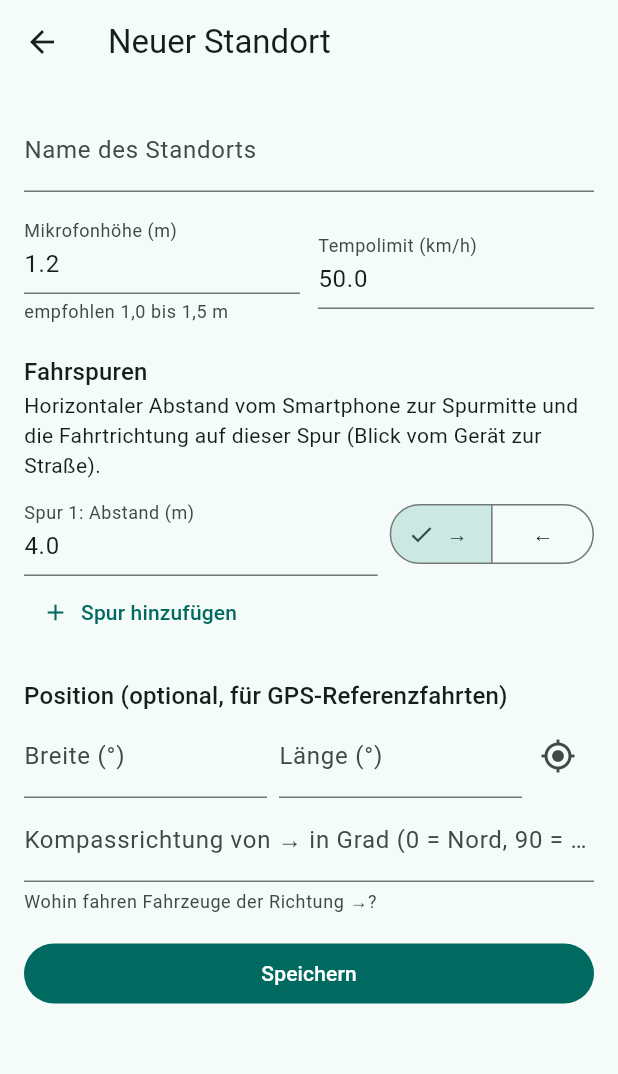
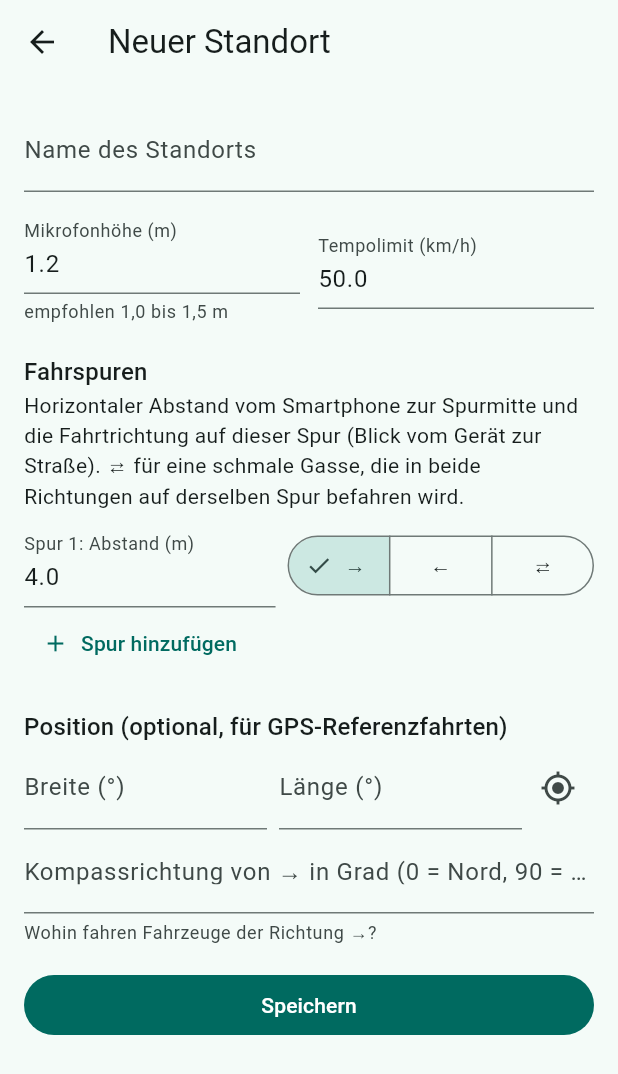
Before and after one commit to SphaeroX/Nyooom, a Flutter app: the SiteEditScreen screen opened directly, on a phone screen of 412 x 824 dp. Shown: the top 1074 px of the screen. Run offline on Flutter 3.47's test engine with Material 3 defaults, Android fonts, the phone set to English and light mode, and no system bars; our stand-ins replace drift, drift_flutter, file_picker, flutter_riverpod, geolocator, material_ui and 1 more; accounts and stored records are empty; generated files the repository leaves out were written again.

Commit message:
feat(sites): two-way lane for narrow side streets
A lane can now have direction 0 (⇄, "beidseitig befahren"). It serves
both directions of travel in SiteSpec.laneForDirection and
AnalysisSetup.laneFor, so passes in either direction get v_T with the
same lane distance. A two-way lane must be the only lane of a site;
validation reports other combinations and invalid directions.

Co-Authored-By: Claude Opus 5.5 <noreply@anthropic.com>
Claude-Session: https://claude.ai/code/session_016R7J7pWswHZjgDFJU7LGos

```diff
--- a/lib/core/site/site.dart
+++ b/lib/core/site/site.dart
@@ -16,8 +16,18 @@ class LaneSpec {
   /// Horizontal distance from the phone to the lane centre in m.
   final double horizontalDistance;
 
-  /// Direction of travel on this lane: +1 (towards +x) or −1.
+  /// Direction of travel on this lane: +1 (towards +x), −1, or
+  /// [twoWay] (0) for a lane used in both directions, e.g. a narrow side
+  /// street without separate lanes.
   final int direction;
+
+  /// [direction] of a lane used in both directions.
+  static const int twoWay = 0;
+
+  bool get isTwoWay => direction == twoWay;
+
+  /// Whether vehicles travelling in [travelDirection] (+1/−1) use this lane.
+  bool serves(int travelDirection) => isTwoWay || direction == travelDirection;
 
   @override
   bool operator ==(Object other) =>
@@ -65,10 +75,11 @@ class SiteSpec {
         micHeight - sourceHeight,
       );
 
-  /// The lane vehicles with [direction] drive on, or null.
+  /// The lane vehicles with [direction] drive on, or null; a two-way
+  /// lane serves both directions.
   LaneSpec? laneForDirection(int direction) {
     for (final lane in lanes) {
-      if (lane.direction == direction) return lane;
+      if (lane.serves(direction)) return lane;
     }
     return null;
   }
@@ -87,6 +98,13 @@ SiteSpec quickTestSite() => const SiteSpec(
   micHeight: 1.5,
   speedLimitKmh: 50,
 );
+
+/// Short label of a lane direction: → (+1), ← (−1), ⇄ (both).
+String laneDirectionLabel(int direction) => direction > 0
+    ? '→'
+    : direction < 0
+    ? '←'
+    : '⇄';
 
 enum SiteField { name, lanes, micHeight, speedLimit, position }
 
@@ -140,15 +158,33 @@ List<SiteIssue> validateSite(SiteSpec site) {
       );
     }
   }
-  final directions = site.lanes.map((l) => l.direction).toList();
-  if (directions.toSet().length != directions.length) {
+  if (site.lanes.any((l) => l.direction.abs() > 1)) {
     issues.add(
       const SiteIssue(
         SiteField.lanes,
-        'Jede Fahrtrichtung darf nur einer Spur zugeordnet sein.',
+        'Ungültige Fahrtrichtung.',
         isError: true,
       ),
     );
+  } else if (site.lanes.any((l) => l.isTwoWay) && site.lanes.length > 1) {
+    issues.add(
+      const SiteIssue(
+        SiteField.lanes,
+        'Eine beidseitig befahrene Spur muss die einzige Spur sein.',
+        isError: true,
+      ),
+    );
+  } else {
+    final directions = site.lanes.map((l) => l.direction).toList();
+    if (directions.toSet().length != directions.length) {
+      issues.add(
+        const SiteIssue(
+          SiteField.lanes,
+          'Jede Fahrtrichtung darf nur einer Spur zugeordnet sein.',
+          isError: true,
+        ),
+      );
+    }
   }
   if (!(site.micHeight > 0)) {
     issues.add(
--- a/lib/ui/evaluation/self_calibration_card.dart
+++ b/lib/ui/evaluation/self_calibration_card.dart
@@ -5,7 +5,7 @@ import '../../core/calibration/self_calibration.dart';
 import '../../data/repository.dart';
 import '../providers.dart';
 import 'evaluation_controller.dart';
-import 'pass_widgets.dart' show arrow;
+import '../../core/site/site.dart' show laneDirectionLabel;
 
 final laneLearningProvider = FutureProvider.family<List<LaneLearning>, int>((
   ref,
@@ -92,7 +92,7 @@ class _LaneRow extends StatelessWidget {
         crossAxisAlignment: CrossAxisAlignment.start,
         children: [
           Text(
-            'Spur ${arrow(direction)}: Maßband '
+            'Spur ${laneDirectionLabel(direction)}: Maßband '
             '${l.measuredDistance.toStringAsFixed(2)} m · gelernt $learned '
             '(${l.countA} × Klasse A${l.active ? ', aktiv' : ', ab $minCount aktiv'})',
           ),
--- a/lib/ui/help/help_screen.dart
+++ b/lib/ui/help/help_screen.dart
@@ -29,6 +29,8 @@ const helpSteps = [
     'Standort anlegen',
     'Tab „Standorte“ → neuer Standort. Miss für jede Fahrspur den Abstand '
         'vom Handy zur Spurmitte und trage Mikrofonhöhe und Tempolimit ein. '
+        'Eine schmale Gasse ohne getrennte Spuren ist eine einzige Spur mit ⇄ '
+        '(beidseitig befahren). '
         'Für einen ersten Versuch genügt der Schnelltest-Standort.',
   ),
   HelpStep(
--- a/lib/ui/series/series_detail_screen.dart
+++ b/lib/ui/series/series_detail_screen.dart
@@ -1,6 +1,7 @@
 import 'package:flutter_riverpod/flutter_riverpod.dart';
 import 'package:material_ui/material_ui.dart';
 
+import '../../core/site/site.dart' show laneDirectionLabel;
 import '../../data/repository.dart';
 import '../evaluation/pass_widgets.dart';
 import '../inspection/inspection_screen.dart';
@@ -48,7 +49,7 @@ class SeriesDetailScreen extends ConsumerWidget {
                   ),
                   for (var i = 0; i < s.site.spec.lanes.length; i++)
                     Text(
-                      'Spur ${s.site.spec.lanes[i].direction > 0 ? '→' : '←'}: '
+                      'Spur ${laneDirectionLabel(s.site.spec.lanes[i].direction)}: '
                       'd = ${s.slantDistances[i].toStringAsFixed(2)} m',
                     ),
                   const SizedBox(height: 12),
--- a/lib/ui/series/series_screens.dart
+++ b/lib/ui/series/series_screens.dart
@@ -201,7 +201,7 @@ class _SeriesStartScreenState extends ConsumerState<SeriesStartScreen> {
           if (site != null)
             for (final lane in site.spec.lanes)
               Text(
-                'Spur ${lane.direction > 0 ? '→' : '←'}: Schrägabstand '
+                'Spur ${laneDirectionLabel(lane.direction)}: Schrägabstand '
                 '${site.spec.slantDistance(lane, sourceHeight: config.sourceHeightM).toStringAsFixed(2)} m',
               ),
           const SizedBox(height: 12),
--- a/lib/ui/sites/site_form.dart
+++ b/lib/ui/sites/site_form.dart
@@ -160,7 +160,9 @@ class _SiteFormState extends State<SiteForm> {
           Text('Fahrspuren', style: Theme.of(context).textTheme.titleMedium),
           const Text(
             'Horizontaler Abstand vom Smartphone zur Spurmitte und die '
-            'Fahrtrichtung auf dieser Spur (Blick vom Gerät zur Straße).',
+            'Fahrtrichtung auf dieser Spur (Blick vom Gerät zur Straße). '
+            '⇄ für eine schmale Gasse, die in beide Richtungen auf derselben '
+            'Spur befahren wird.',
           ),
           for (var i = 0; i < _lanes.length; i++) _laneRow(i),
           Align(
@@ -293,6 +295,11 @@ class _SiteFormState extends State<SiteForm> {
                 label: Text('←'),
                 tooltip: 'nach links (−x)',
               ),
+              ButtonSegment(
+                value: LaneSpec.twoWay,
+                label: Text('⇄'),
+                tooltip: 'beidseitig befahren (z. B. Seitengasse)',
+              ),
             ],
             selected: {lane.direction},
             onSelectionChanged: (s) => setState(() => lane.direction = s.first),
--- a/lib/ui/sites/site_screens.dart
+++ b/lib/ui/sites/site_screens.dart
@@ -68,7 +68,7 @@ String _laneSummary(SiteSpec s) {
   final lanes = s.lanes
       .map(
         (l) =>
-            '${l.direction > 0 ? '→' : '←'} '
+            '${laneDirectionLabel(l.direction)} '
             '${l.horizontalDistance.toStringAsFixed(1)} m',
       )
       .join(', ');
```
Also changed, not shown: lib/core/pipeline/analysis_setup.dart (+5 -2 lines), tests/core/pipeline/two_way_lane_evaluation_test.dart (added, +74 -0 lines), tests/core/site/two_way_lane_test.dart (added, +61 -0 lines), tests/ui/sites/site_form_two_way_test.dart (added, +28 -0 lines), 2 other files.
